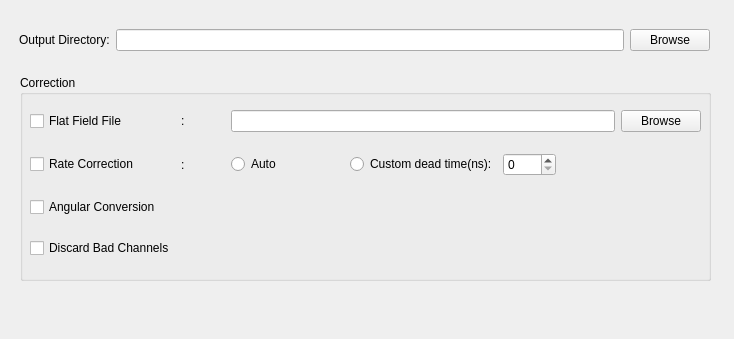
Old version of the form slsDetectorGui/forms/form_tab_dataoutput.ui in the repository slsdetectorgroup/slsDetectorPackage.
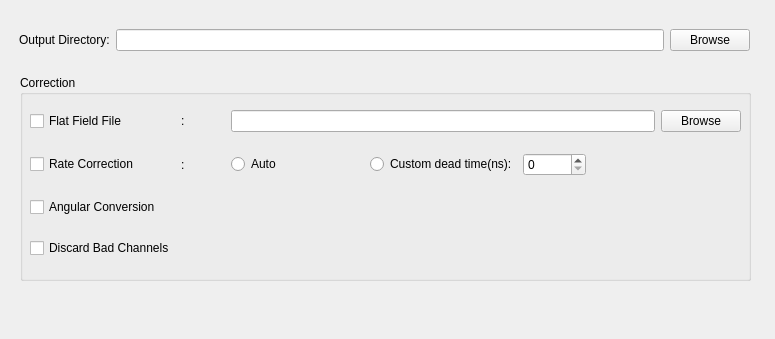
New version of the form.

Diff of the .ui file:
```diff
--- a/slsDetectorGui/forms/form_tab_dataoutput.ui
+++ b/slsDetectorGui/forms/form_tab_dataoutput.ui
@@ -6,7 +6,7 @@
    <rect>
     <x>0</x>
     <y>0</y>
-    <width>734</width>
+    <width>775</width>
     <height>339</height>
    </rect>
   </property>
@@ -36,7 +36,7 @@
     <rect>
      <x>20</x>
      <y>75</y>
-     <width>691</width>
+     <width>731</width>
      <height>206</height>
     </rect>
    </property>
@@ -48,7 +48,7 @@
      <rect>
       <x>10</x>
       <y>20</y>
-      <width>671</width>
+      <width>711</width>
       <height>181</height>
      </rect>
     </property>
@@ -174,7 +174,7 @@
     <rect>
      <x>19</x>
      <y>20</y>
-     <width>701</width>
+     <width>746</width>
      <height>41</height>
     </rect>
    </property>
@@ -189,7 +189,7 @@
      <rect>
       <x>0</x>
       <y>6</y>
-      <width>691</width>
+      <width>731</width>
       <height>28</height>
      </rect>
     </property>
```
